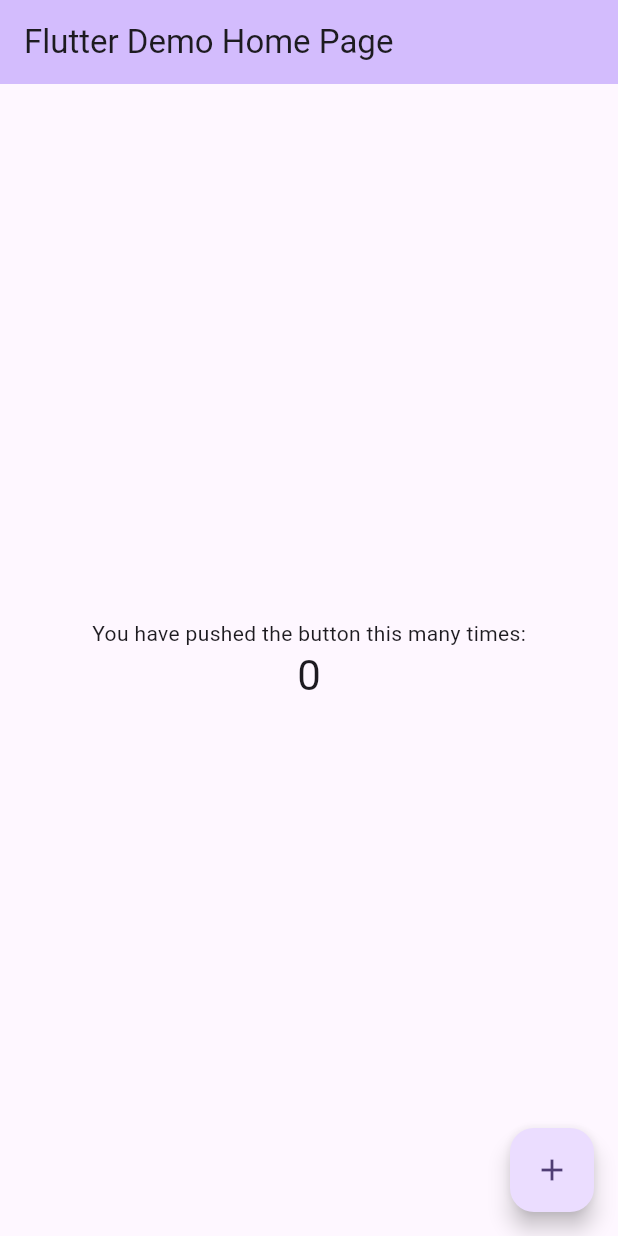
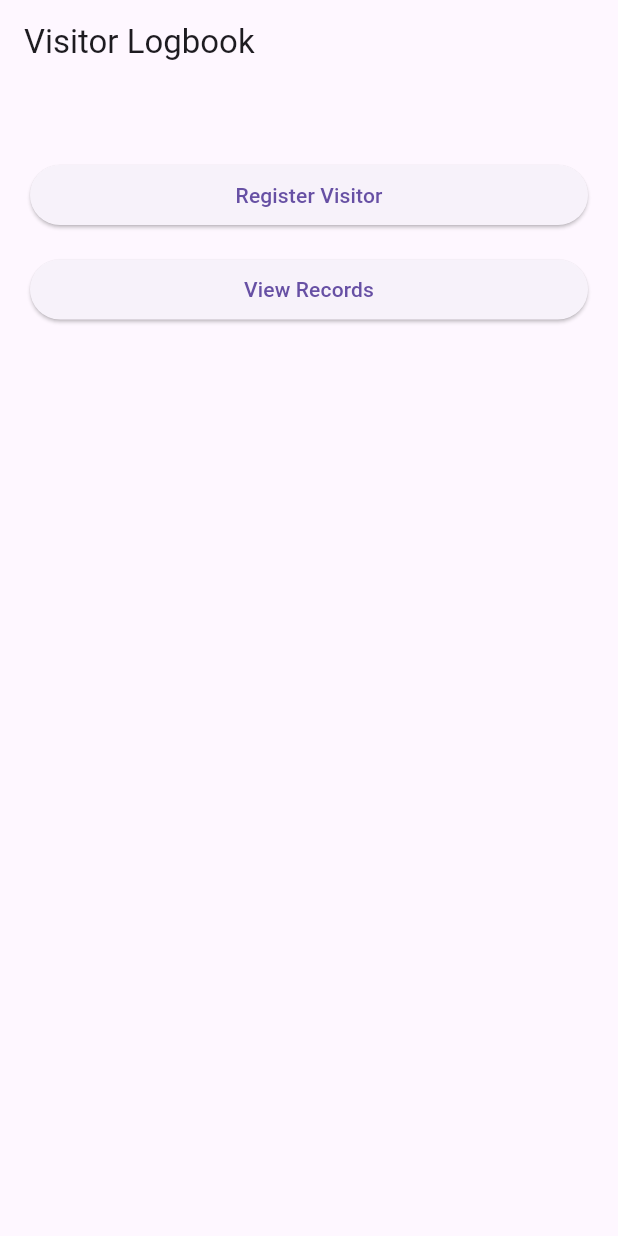
Before and after one commit to Justine-Lance-Pabalan/visitor-logbook, a Flutter app: the screen it shows after launch, on a phone screen of 412 x 824 dp. Run offline on Flutter 3.47's test engine with Material 3 defaults, Android fonts, the light colour scheme and no system bars.

Commit message:
sample home screen

```diff
--- a/Documents/visitor_logbook/lib/main.dart
+++ b/Documents/visitor_logbook/lib/main.dart
@@ -1,122 +1,112 @@
 import 'package:flutter/material.dart';
 
 void main() {
-  runApp(const MyApp());
+  runApp(const VisitorLogbookApp());
 }
 
-class MyApp extends StatelessWidget {
-  const MyApp({super.key});
+class VisitorLogbookApp extends StatelessWidget {
+  const VisitorLogbookApp({super.key});
 
-  // This widget is the root of your application.
   @override
   Widget build(BuildContext context) {
     return MaterialApp(
-      title: 'Flutter Demo',
+      debugShowCheckedModeBanner: false,
+      title: 'Visitor Logbook',
       theme: ThemeData(
-        // This is the theme of your application.
-        //
-        // TRY THIS: Try running your application with "flutter run". You'll see
-        // the application has a purple toolbar. Then, without quitting the app,
-        // try changing the seedColor in the colorScheme below to Colors.green
-        // and then invoke "hot reload" (save your changes or press the "hot
-        // reload" button in a Flutter-supported IDE, or press "r" if you used
-        // the command line to start the app).
-        //
-        // Notice that the counter didn't reset back to zero; the application
-        // state is not lost during the reload. To reset the state, use hot
-        // restart instead.
-        //
-        // This works for code too, not just values: Most code changes can be
-        // tested with just a hot reload.
-        colorScheme: ColorScheme.fromSeed(seedColor: Colors.deepPurple),
+        primarySwatch: Colors.blue,
       ),
-      home: const MyHomePage(title: 'Flutter Demo Home Page'),
+      home: const HomeScreen(),
     );
   }
 }
 
-class MyHomePage extends StatefulWidget {
-  const MyHomePage({super.key, required this.title});
-
-  // This widget is the home page of your application. It is stateful, meaning
-  // that it has a State object (defined below) that contains fields that affect
-  // how it looks.
-
-  // This class is the configuration for the state. It holds the values (in this
-  // case the title) provided by the parent (in this case the App widget) and
-  // used by the build method of the State. Fields in a Widget subclass are
-  // always marked "final".
-
-  final String title;
-
-  @override
-  State<MyHomePage> createState() => _MyHomePageState();
-}
-
-class _MyHomePageState extends State<MyHomePage> {
-  int _counter = 0;
-
-  void _incrementCounter() {
-    setState(() {
-      // This call to setState tells the Flutter framework that something has
-      // changed in this State, which causes it to rerun the build method below
-      // so that the display can reflect the updated values. If we changed
-      // _counter without calling setState(), then the build method would not be
-      // called again, and so nothing would appear to happen.
-      _counter++;
-    });
-  }
+class HomeScreen extends StatelessWidget {
+  const HomeScreen({super.key});
 
   @override
   Widget build(BuildContext context) {
-    // This method is rerun every time setState is called, for instance as done
-    // by the _incrementCounter method above.
-    //
-    // The Flutter framework has been optimized to make rerunning build methods
-    // fast, so that you can just rebuild anything that needs updating rather
-    // than having to individually change instances of widgets.
     return Scaffold(
       appBar: AppBar(
-        // TRY THIS: Try changing the color here to a specific color (to
-        // Colors.amber, perhaps?) and trigger a hot reload to see the AppBar
-        // change color while the other colors stay the same.
-        backgroundColor: Theme.of(context).colorScheme.inversePrimary,
-        // Here we take the value from the MyHomePage object that was created by
-        // the App.build method, and use it to set our appbar title.
-        title: Text(widget.title),
+        title: const Text('Visitor Logbook'),
       ),
-      body: Center(
-        // Center is a layout widget. It takes a single child and positions it
-        // in the middle of the parent.
+      body: Padding(
+        padding: const EdgeInsets.all(20.0),
         child: Column(
-          // Column is also a layout widget. It takes a list of children and
-          // arranges them vertically. By default, it sizes itself to fit its
-          // children horizontally, and tries to be as tall as its parent.
-          //
-          // Column has various properties to control how it sizes itself and
-          // how it positions its children. Here we use mainAxisAlignment to
-          // center the children vertically; the main axis here is the vertical
-          // axis because Columns are vertical (the cross axis would be
-          // horizontal).
-          //
-          // TRY THIS: Invoke "debug painting" (choose the "Toggle Debug Paint"
-          // action in the IDE, or press "p" in the console), to see the
-          // wireframe for each widget.
-          mainAxisAlignment: MainAxisAlignment.center,
-          children: <Widget>[
-            const Text('You have pushed the button this many times:'),
-            Text(
-              '$_counter',
-              style: Theme.of(context).textTheme.headlineMedium,
+          children: [
+            const SizedBox(height: 30),
+
+            SizedBox(
+              width: double.infinity,
+              child: ElevatedButton(
+                child: const Text('Register Visitor'),
+                onPressed: () {
+                  Navigator.push(
+                    context,
+                    MaterialPageRoute(
+                      builder: (_) => const RegisterVisitorScreen(),
+                    ),
+                  );
+                },
+              ),
+            ),
+
+            const SizedBox(height: 15),
+
+            SizedBox(
+              width: double.infinity,
+              child: ElevatedButton(
+                child: const Text('View Records'),
+                onPressed: () {
+                  Navigator.push(
+                    context,
+                    MaterialPageRoute(
+                      builder: (_) => const VisitorRecordsScreen(),
+                    ),
+                  );
+                },
+              ),
             ),
           ],
         ),
       ),
-      floatingActionButton: FloatingActionButton(
-        onPressed: _incrementCounter,
-        tooltip: 'Increment',
-        child: const Icon(Icons.add),
-      ), // This trailing comma makes auto-formatting nicer for build methods.
     );
   }
 }
+
+class RegisterVisitorScreen extends StatelessWidget {
+  const RegisterVisitorScreen({super.key});
+
+  @override
+  Widget build(BuildContext context) {
+    return Scaffold(
+      appBar: AppBar(
+        title: const Text('Register Visitor'),
+      ),
+      body: const Center(
+        child: Text(
+          'Visitor Registration Form Here',
+          style: TextStyle(fontSize: 18),
+        ),
+      ),
+    );
+  }
+}
+
+class VisitorRecordsScreen extends StatelessWidget {
+  const VisitorRecordsScreen({super.key});
+
+  @override
+  Widget build(BuildContext context) {
+    return Scaffold(
+      appBar: AppBar(
+        title: const Text('Visitor Records'),
+      ),
+      body: const Center(
+        child: Text(
+          'Visitor Records List Here',
+          style: TextStyle(fontSize: 18),
+        ),
+      ),
+    );
+  }
+}
```
Also changed, not shown: Documents/visitor_logbook/lib/screens/home_screen.dart (added), Documents/visitor_logbook/lib/screens/regiter_visitor_screen.dart (added), Documents/visitor_logbook/lib/screens/visitor_records_screen.dart (added).
